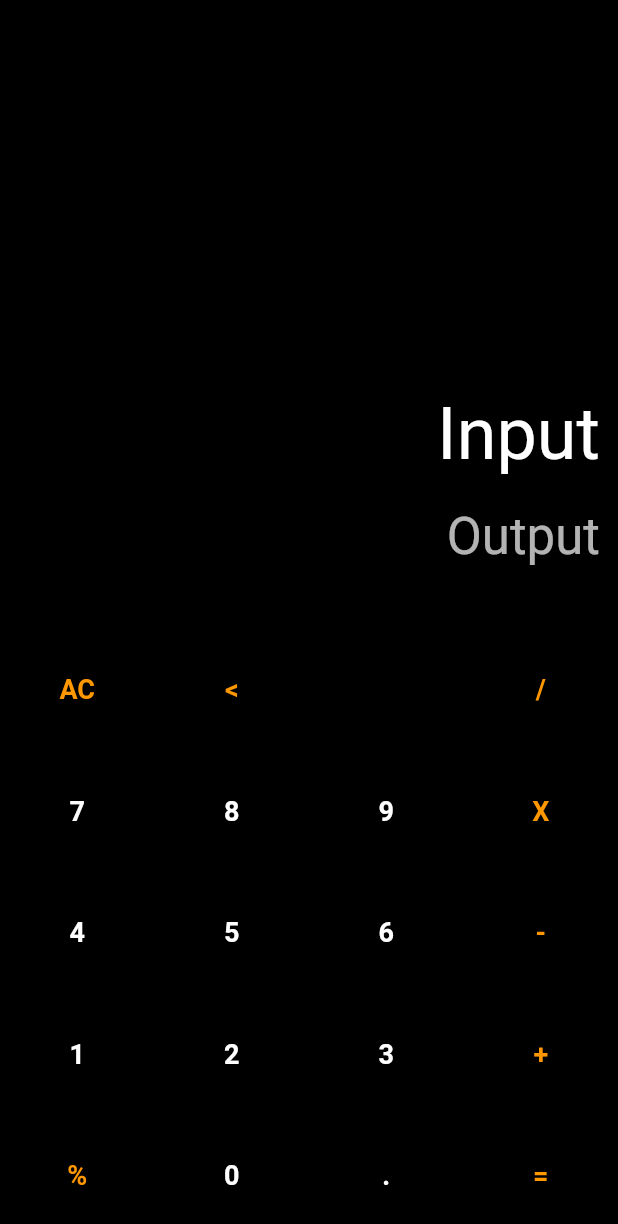
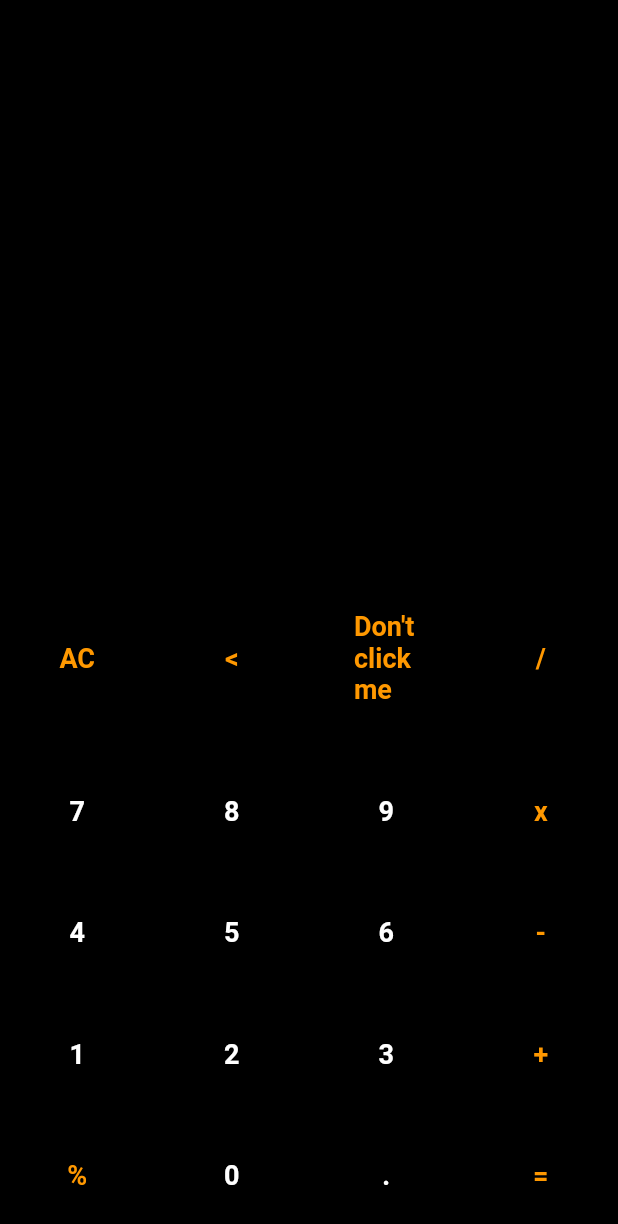
Before and after one commit to PradhyumnaSharma/calculator, a Flutter app: the screen it shows after launch, on a phone screen of 412 x 824 dp. Shown: the top 1224 px of the screen. Run offline on Flutter 3.47's test engine with Material 2 defaults, Android fonts, the phone set to English and light mode, and no system bars; our stand-ins replace math_expressions.

Commit message:
commit yayy

```diff
--- a/lib/main.dart
+++ b/lib/main.dart
@@ -1,5 +1,6 @@
 import 'package:flutter/material.dart';
 import 'package:flutter_application_1/colorss.dart';
+import 'package:math_expressions/math_expressions.dart';
 
 void main() {
   runApp(MaterialApp(
@@ -16,6 +17,53 @@ class CalculatorApp extends StatefulWidget {
 }
 
 class _CalculatorAppState extends State<CalculatorApp> {
+  //variables
+
+  double firstNum = 0.0;
+  double secondNum = 0.0;
+  var Input = '';
+  var Output = '';
+  var operation = '';
+  var hideInput = false;
+  var OutputSize = 34.0;
+
+  OnButtonClick(value) {
+    // print(value);
+    //if value is AC
+    if (value == "AC") {
+      Input = '';
+      Output = '';
+    } else if (value == "<") {
+      if (Input.isNotEmpty) {
+        Input = Input.substring(0, Input.length - 1);
+      } else if (value == "Don't click me") {
+        // hideInput = true;
+        Output = "Told you not to click😑";
+      }
+    } else if (value == "=") {
+      if (Input.isNotEmpty) {
+        var userInput = Input;
+        userInput = Input.replaceAll("x", "*");
+        Parser p = Parser();
+        Expression expression = p.parse(userInput);
+        ContextModel cm = ContextModel();
+        var finalValue = expression.evaluate(EvaluationType.REAL, cm);
+        Output = finalValue.toString();
+        if (Output.endsWith(".0")) {
+          Output = Output.substring(0, Output.length - 2);
+        }
+        Input = Output;
+        hideInput = true;
+        OutputSize = 52;
+      }
+    } else {
+      Input = Input + value;
+      hideInput = false;
+      OutputSize = 34;
+    }
+    setState(() {});
+  }
+
   @override
   Widget build(BuildContext context) {
     return Scaffold(
@@ -33,7 +81,7 @@ class _CalculatorAppState extends State<CalculatorApp> {
                 crossAxisAlignment: CrossAxisAlignment.end,
                 children: [
                   Text(
-                    "Input",
+                    hideInput ? '' : Input,
                     style: TextStyle(
                       fontSize: 48,
                       color: Colors.white,
@@ -43,9 +91,9 @@ class _CalculatorAppState extends State<CalculatorApp> {
                     height: 20,
                   ),
                   Text(
-                    "Output",
+                    Output,
                     style: TextStyle(
-                      fontSize: 34,
+                      fontSize: OutputSize,
                       color: Colors.white.withOpacity(0.7),
                     ),
                   ),
@@ -64,7 +112,10 @@ class _CalculatorAppState extends State<CalculatorApp> {
                   tColor: orangeColor),
               button(
                   text: '<', buttonBgColor: operatorColor, tColor: orangeColor),
-              button(text: '', buttonBgColor: Colors.transparent),
+              button(
+                  text: "Don't click me",
+                  buttonBgColor: operatorColor,
+                  tColor: orangeColor),
               button(
                   text: '/', buttonBgColor: operatorColor, tColor: orangeColor),
             ],
@@ -75,7 +126,7 @@ class _CalculatorAppState extends State<CalculatorApp> {
               button(text: '8'),
               button(text: '9'),
               button(
-                  text: 'X', buttonBgColor: operatorColor, tColor: orangeColor),
+                  text: 'x', buttonBgColor: operatorColor, tColor: orangeColor),
             ],
           ),
           Row(
@@ -102,7 +153,9 @@ class _CalculatorAppState extends State<CalculatorApp> {
               button(text: '0'),
               button(text: '.'),
               button(
-                  text: '=', buttonBgColor: orangeColor, tColor: orangeColor),
+                  text: '=',
+                  buttonBgColor: Colors.orange,
+                  tColor: Colors.orange),
             ],
           ),
         ],
@@ -121,7 +174,7 @@ class _CalculatorAppState extends State<CalculatorApp> {
                 RoundedRectangleBorder(borderRadius: BorderRadius.circular(12)),
             padding: const EdgeInsets.all(22),
           ),
-          onPressed: () {},
+          onPressed: () => OnButtonClick(text),
           child: Text(
             text,
             style: TextStyle(
```
